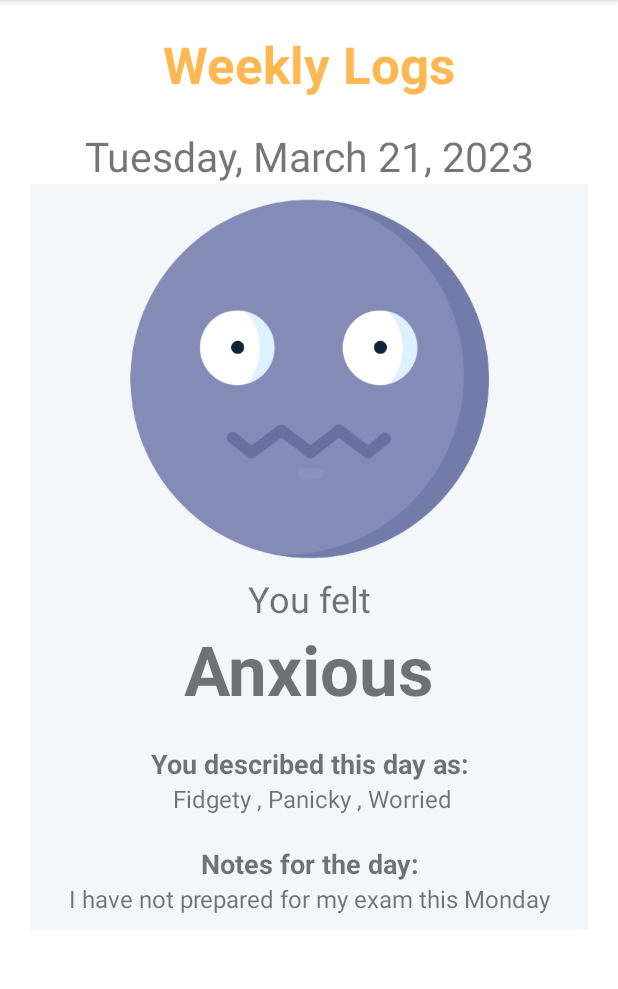
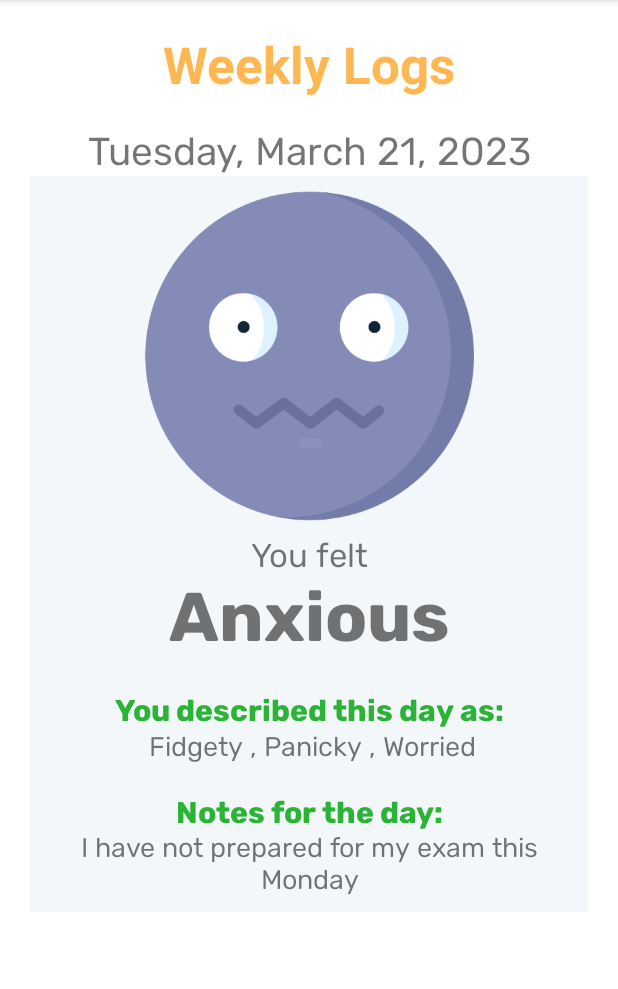
Before and after one commit to diegooooop/Bright_Side_Project, an Android app: the WeeklySummaryActivity screen opened directly, with no data from a screen before it, on a phone screen of 412 x 824 dp, the part 84-1073 px from its top. Run offline under Robolectric (Android 15) with nearby library versions, the phone set to English and light mode, and no system bars.

Commit message:
still fixing layout

```diff
--- a/app/src/main/res/layout/item_layout_weekly_entry.xml
+++ b/app/src/main/res/layout/item_layout_weekly_entry.xml
@@ -19,10 +19,11 @@
             android:id="@+id/tv_logdate"
             android:layout_width="match_parent"
             android:layout_height="match_parent"
+            android:fontFamily="@font/rubik"
             android:layout_weight="1"
             android:gravity="center"
             android:text="Wednesday, March 29, 2023"
-            android:textSize="27sp" />
+            android:textSize="26sp" />
 
         <LinearLayout
             android:id="@+id/ll_contententry"
@@ -42,7 +43,7 @@
                 <ImageView
                     android:id="@+id/iv_logmood"
                     android:layout_width="match_parent"
-                    android:layout_height="250dp"
+                    android:layout_height="230dp"
                     android:adjustViewBounds="true"
                     android:paddingStart="15dp"
                     android:paddingLeft="15dp"
@@ -56,15 +57,17 @@
                     android:id="@+id/moodtext"
                     android:layout_width="match_parent"
                     android:layout_height="wrap_content"
+                    android:fontFamily="@font/rubik"
                     android:gravity="bottom|center"
                     android:text="You felt"
-                    android:textSize="24sp" />
+                    android:textSize="22sp" />
 
                 <TextView
                     android:id="@+id/tv_moodname"
                     android:layout_width="match_parent"
                     android:layout_height="wrap_content"
                     android:gravity="center_horizontal"
+                    android:fontFamily="@font/rubik_bold"
                     android:text="ANGRY"
                     android:textSize="46sp"
                     android:textStyle="bold" />
@@ -84,17 +87,19 @@
                     android:layout_width="match_parent"
                     android:layout_height="wrap_content"
                     android:gravity="center"
+                    android:fontFamily="@font/rubik_bold"
+                    android:textColor="@color/green"
                     android:text="You described this day as:"
-                    android:textSize="18sp"
-                    android:textStyle="bold" />
+                    android:textSize="20sp" />
 
                 <TextView
                     android:id="@+id/tv_adjectivelist"
                     android:layout_width="match_parent"
                     android:layout_height="wrap_content"
                     android:gravity="center"
+                    android:fontFamily="@font/rubik"
                     android:text="Insert Adjectives"
-                    android:textSize="16sp"
+                    android:textSize="18sp"
                     android:textStyle="normal" />
 
             </LinearLayout>
@@ -110,17 +115,19 @@
                     android:layout_width="match_parent"
                     android:layout_height="wrap_content"
                     android:gravity="center"
+                    android:fontFamily="@font/rubik_bold"
+                    android:textColor="@color/green"
                     android:text="Notes for the day:"
-                    android:textSize="18sp"
-                    android:textStyle="bold" />
+                    android:textSize="20sp" />
 
                 <TextView
                     android:id="@+id/tv_noteslist"
                     android:layout_width="match_parent"
                     android:layout_height="wrap_content"
                     android:gravity="center"
+                    android:fontFamily="@font/rubik"
                     android:text="Insert Notes"
-                    android:textSize="16sp" />
+                    android:textSize="18sp" />
             </LinearLayout>
         </LinearLayout>
 
```
